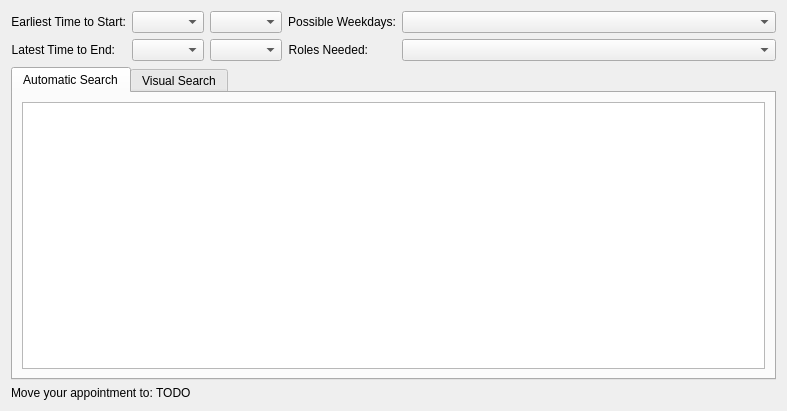
This is incidenceeditor-ng/schedulingdialog.ui in chusopr/kdepim-ktimetracker-akonadi as Qt 5 draws it before an edit. The edited form follows.
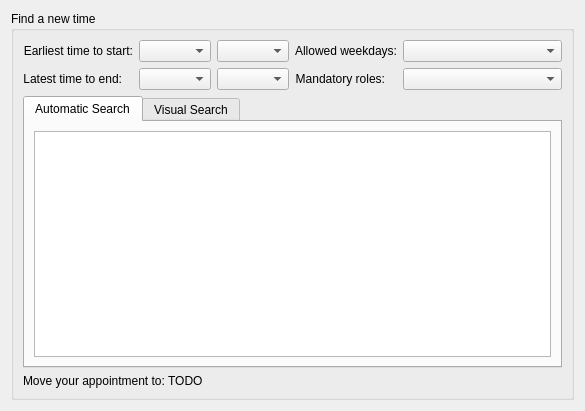
This is the edited form. Custom widgets are drawn as their Qt base class.

Commit message: Some i18n fixes, and alignment fixes.

What changed in the file:
```diff
--- a/incidenceeditor-ng/schedulingdialog.ui
+++ b/incidenceeditor-ng/schedulingdialog.ui
@@ -6,19 +6,28 @@
    <rect>
     <x>0</x>
     <y>0</y>
-    <width>787</width>
+    <width>585</width>
     <height>411</height>
    </rect>
   </property>
   <layout class="QVBoxLayout" name="verticalLayout">
    <item>
+    <widget class="QGroupBox" name="groupBox">
+     <property name="title">
+      <string>Find a new time</string>
+     </property>
+     <layout class="QVBoxLayout" name="verticalLayout_3">
+      <item>
     <layout class="QHBoxLayout" name="horizontalLayout_3">
      <item>
       <layout class="QFormLayout" name="formLayout">
+          <property name="fieldGrowthPolicy">
+           <enum>QFormLayout::ExpandingFieldsGrow</enum>
+          </property>
        <item row="0" column="0">
         <widget class="QLabel" name="label">
          <property name="text">
-          <string>Earliest Time to Start:</string>
+             <string>Earliest time to start:</string>
          </property>
          <property name="alignment">
           <set>Qt::AlignRight|Qt::AlignTrailing|Qt::AlignVCenter</set>
@@ -38,7 +47,7 @@
        <item row="1" column="0">
         <widget class="QLabel" name="label_2">
          <property name="text">
-          <string>Latest Time to End:</string>
+             <string>Latest time to end:</string>
          </property>
          <property name="alignment">
           <set>Qt::AlignRight|Qt::AlignTrailing|Qt::AlignVCenter</set>
@@ -62,7 +71,7 @@
        <item row="0" column="0">
         <widget class="QLabel" name="label_3">
          <property name="text">
-          <string>Possible Weekdays:</string>
+             <string>Allowed weekdays:</string>
          </property>
          <property name="alignment">
           <set>Qt::AlignRight|Qt::AlignTrailing|Qt::AlignVCenter</set>
@@ -82,7 +91,7 @@
        <item row="1" column="0">
         <widget class="QLabel" name="label_5">
          <property name="text">
-          <string>Roles Needed:</string>
+             <string>Mandatory roles:</string>
          </property>
          <property name="alignment">
           <set>Qt::AlignRight|Qt::AlignTrailing|Qt::AlignVCenter</set>
@@ -137,7 +146,7 @@
           <bool>false</bool>
          </attribute>
          <attribute name="verticalHeaderStretchLastSection">
-          <bool>true</bool>
+             <bool>false</bool>
          </attribute>
         </widget>
        </item>
@@ -155,6 +164,9 @@
      <property name="text">
       <string>Move your appointment to: TODO</string>
      </property>
+       </widget>
+      </item>
+     </layout>
     </widget>
    </item>
   </layout>
```
Left out of the diff: 30 changed lines with no effect on the pictures. Lines whose indentation alone changed are shown as unchanged. The commit also changes 1 other file.
